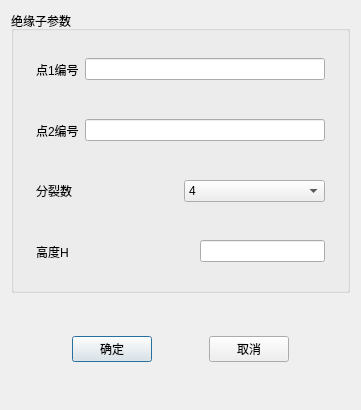
Shixuku/Tower-Visual, file TW/Interphase_spacer.ui: the form before one commit.
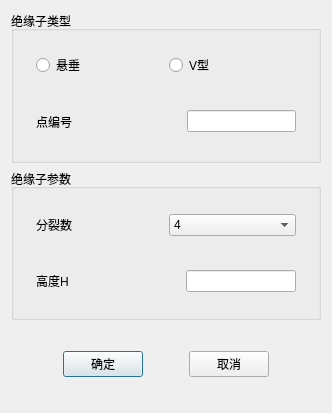
The form after the commit.

Commit message: 悬垂串分裂数生成

```diff
--- a/TW/Interphase_spacer.ui
+++ b/TW/Interphase_spacer.ui
@@ -6,52 +6,113 @@
    <rect>
     <x>0</x>
     <y>0</y>
-    <width>361</width>
-    <height>410</height>
+    <width>332</width>
+    <height>413</height>
    </rect>
   </property>
   <property name="windowTitle">
    <string>Interphase_spacer</string>
   </property>
-  <layout class="QVBoxLayout" name="verticalLayout_2">
+  <layout class="QVBoxLayout" name="verticalLayout_2" stretch="2,2,1">
    <item>
     <widget class="QGroupBox" name="groupBox">
      <property name="title">
-      <string>绝缘子参数</string>
+      <string>绝缘子类型</string>
      </property>
      <layout class="QVBoxLayout" name="verticalLayout">
       <item>
        <widget class="QWidget" name="widget" native="true">
         <layout class="QHBoxLayout" name="horizontalLayout">
          <item>
-          <widget class="QLabel" name="label">
+          <widget class="QRadioButton" name="rdb_I">
            <property name="text">
-            <string>点1编号</string>
+            <string>悬垂</string>
            </property>
           </widget>
          </item>
          <item>
-          <widget class="QLineEdit" name="line_p1"/>
+          <widget class="QRadioButton" name="rdb_V">
+           <property name="text">
+            <string>V型</string>
+           </property>
+          </widget>
          </item>
         </layout>
        </widget>
       </item>
       <item>
-       <widget class="QWidget" name="widget_2" native="true">
-        <layout class="QHBoxLayout" name="horizontalLayout_2">
-         <item>
-          <widget class="QLabel" name="label_2">
-           <property name="text">
-            <string>点2编号</string>
-           </property>
-          </widget>
-         </item>
-         <item>
-          <widget class="QLineEdit" name="line_p2"/>
-         </item>
-        </layout>
+       <widget class="QStackedWidget" name="stackedWidget">
+        <property name="maximumSize">
+         <size>
+          <width>16777215</width>
+          <height>60</height>
+         </size>
+        </property>
+        <property name="currentIndex">
+         <number>0</number>
+        </property>
+        <widget class="QWidget" name="page">
+         <layout class="QHBoxLayout" name="horizontalLayout_8">
+          <item>
+           <widget class="QLabel" name="label_4">
+            <property name="text">
+             <string>点编号</string>
+            </property>
+           </widget>
+          </item>
+          <item>
+           <spacer name="horizontalSpacer_7">
+            <property name="orientation">
+             <enum>Qt::Horizontal</enum>
+            </property>
+            <property name="sizeHint" stdset="0">
+             <size>
+              <width>40</width>
+              <height>20</height>
+             </size>
+            </property>
+           </spacer>
+          </item>
+          <item>
+           <widget class="QLineEdit" name="lineEdit"/>
+          </item>
+         </layout>
+        </widget>
+        <widget class="QWidget" name="page_2">
+         <layout class="QHBoxLayout" name="horizontalLayout_4">
+          <item>
+           <widget class="QLabel" name="label">
+            <property name="text">
+             <string>点1编号</string>
+            </property>
+           </widget>
+          </item>
+          <item>
+           <widget class="QLineEdit" name="line_p1"/>
+          </item>
+          <item>
+           <widget class="QLabel" name="label_2">
+            <property name="text">
+             <string>点2编号</string>
+            </property>
+           </widget>
+          </item>
+          <item>
+           <widget class="QLineEdit" name="line_p2"/>
+          </item>
+         </layout>
+        </widget>
        </widget>
       </item>
+     </layout>
+    </widget>
+   </item>
+   <item>
+    <widget class="QGroupBox" name="groupBox_2">
+     <property name="title">
+      <string>绝缘子参数</string>
+     </property>
+     <layout class="QVBoxLayout" name="verticalLayout_3">
       <item>
        <widget class="QWidget" name="widget_3" native="true">
         <layout class="QHBoxLayout" name="horizontalLayout_3">
```
Left out of the diff: 4 changed lines with no effect on the pictures. The commit also changes 5 other files.
